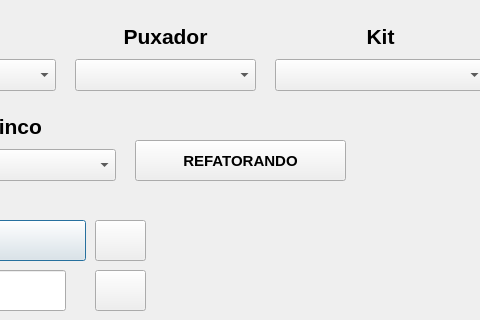
Before: the Qt Designer form ArtvidrosV3/portadeabrir.ui in PedrOliveiraM/Artvidros-2023, drawn with Qt 5; both pictures show x 715 to 1195 and y 270 to 590 of the 1366 by 768 pixel window.
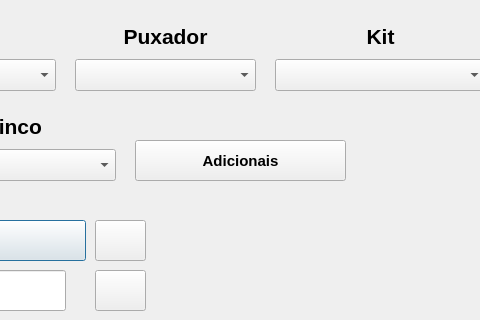
After: the same form once the commit is applied. Icons and pictures are not drawn.

Patch:
```diff
--- a/ArtvidrosV3/portadeabrir.ui
+++ b/ArtvidrosV3/portadeabrir.ui
@@ -514,7 +514,7 @@
     </font>
    </property>
    <property name="text">
-    <string>REFATORANDO</string>
+    <string>Adicionais</string>
    </property>
    <property name="icon">
     <iconset resource="files.qrc">
```
